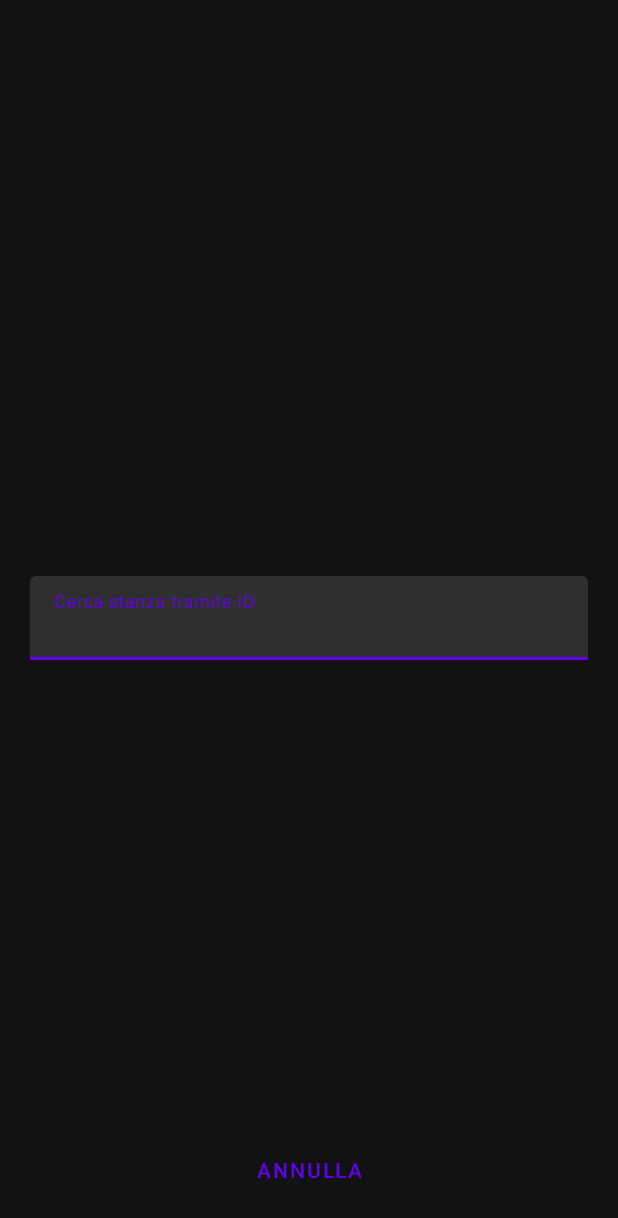
After one commit to Syrinx98/Simul, an Android app: the CercaLobbyActivity screen opened directly, with no data from a screen before it, on a phone screen of 412 x 824 dp. The commit adds this screen. Shown: the top 1218 px of the screen. Run offline under Robolectric (Android 15) with nearby library versions, the phone set to English and light mode, and no system bars.

Commit message:
Aggiunta activity cerca lobby, e aggiunte feature nella sezione della recyclerview nuova.

```diff
--- a/app/build.gradle
+++ b/app/build.gradle
@@ -18,9 +18,9 @@ android {
     signingConfigs {
         release {
             //FISH
-            storeFile file("C:\\Users\\alber\\Desktop\\Simul.jks")
+            //storeFile file("C:\\Users\\alber\\Desktop\\Simul.jks")
             //Todo : controllare sempre di sostituire questo, scrivete il vostro qui sopra cosi ogni volta non dobbiamo cercare il percorso nella cartella
-            //storeFile file("C:\\Users\\Martin\\Desktop\\RobaIngSw\\Simul.jks")
+            storeFile file("C:\\Users\\Martin\\Desktop\\RobaIngSw\\Simul.jks")
             storePassword "12345678"
             keyAlias "key1"
             keyPassword "12345678"
--- /dev/null
+++ b/app/src/main/java/sanchez/miguel/alfonso/simul/CercaLobbyActivity.java
@@ -0,0 +1,18 @@
+package sanchez.miguel.alfonso.simul;
+
+import androidx.appcompat.app.AppCompatActivity;
+
+import android.os.Bundle;
+
+import com.google.android.material.textfield.TextInputEditText;
+
+public class CercaLobbyActivity extends AppCompatActivity {
+
+    TextInputEditText cerca_edit_text;
+
+    @Override
+    protected void onCreate(Bundle savedInstanceState) {
+        super.onCreate(savedInstanceState);
+        setContentView(R.layout.activity_cerca_lobby);
+    }
+}
--- a/app/src/main/java/sanchez/miguel/alfonso/simul/CreazioneLobbyActivity.java
+++ b/app/src/main/java/sanchez/miguel/alfonso/simul/CreazioneLobbyActivity.java
@@ -79,7 +79,7 @@ public class CreazioneLobbyActivity extends BaseActivity{
         }
         else{
             if (initial_length != 0){
-                Toast.makeText(CreazioneLobbyActivity.this,"Furbetto!\nNon puoi mettere spazi ;)", Toast.LENGTH_SHORT).show();
+                Toast.makeText(CreazioneLobbyActivity.this,"Furbetto!\nNon puoi mettere spazi \uD83D\uDD95", Toast.LENGTH_SHORT).show();
             }
             else{
                 Toast.makeText(CreazioneLobbyActivity.this,"Inserisci una destinazione", Toast.LENGTH_SHORT).show();
--- /dev/null
+++ b/app/src/main/res/layout/activity_cerca_lobby.xml
@@ -0,0 +1,41 @@
+<?xml version="1.0" encoding="utf-8"?>
+<androidx.constraintlayout.widget.ConstraintLayout xmlns:android="http://schemas.android.com/apk/res/android"
+    xmlns:app="http://schemas.android.com/apk/res-auto"
+    xmlns:tools="http://schemas.android.com/tools"
+    android:layout_width="match_parent"
+    android:layout_height="match_parent"
+    tools:context=".CercaLobbyActivity"
+    android:background="@color/BackDark"
+    android:paddingLeft="20dp"
+    android:paddingRight="20dp">
+
+    <com.google.android.material.textfield.TextInputLayout
+        android:id="@+id/textInputLayoutCerca"
+        android:layout_width="match_parent"
+        android:layout_height="wrap_content"
+        android:hint="Cerca stanza tramite ID"
+        android:textColorHint="@color/SecondaryWhite"
+        app:boxBackgroundColor="@color/GrigioTextForm"
+        app:layout_constraintBottom_toBottomOf="parent"
+        app:layout_constraintEnd_toEndOf="parent"
+        app:layout_constraintStart_toStartOf="parent"
+        app:layout_constraintTop_toTopOf="parent">
+
+        <com.google.android.material.textfield.TextInputEditText
+            android:id="@+id/cerca_lobby_input_text"
+            android:layout_width="match_parent"
+            android:layout_height="wrap_content" />
+
+    </com.google.android.material.textfield.TextInputLayout>
+
+    <com.google.android.material.button.MaterialButton
+        style="@style/Widget.MaterialComponents.Button.TextButton"
+        android:layout_width="wrap_content"
+        android:layout_height="wrap_content"
+        android:text="annulla"
+        android:layout_marginBottom="20dp"
+        app:layout_constraintBottom_toBottomOf="parent"
+        app:layout_constraintEnd_toEndOf="parent"
+        app:layout_constraintStart_toStartOf="parent" />
+
+</androidx.constraintlayout.widget.ConstraintLayout>
--- a/app/src/main/res/layout/activity_creazione_lobby.xml
+++ b/app/src/main/res/layout/activity_creazione_lobby.xml
@@ -4,7 +4,7 @@
     android:layout_width="match_parent"
     android:layout_height="match_parent"
     xmlns:app="http://schemas.android.com/apk/res-auto"
-    tools:context=".CreazioneLobbyFragment"
+    tools:context=".CreazioneLobbyActivity"
     android:background="@color/AltroDark">
 
     <RelativeLayout
```
Also changed, not shown: app/src/main/AndroidManifest.xml (+5 -8 lines), app/src/main/java/sanchez/miguel/alfonso/simul/HomeFragment.java (+7 -0 lines), app/src/main/java/sanchez/miguel/alfonso/simul/LobbyCreatoreActivity.java (+8 -1 lines), app/src/main/res/drawable-v24/immagine_profilo_ring_rosso.xml (added, +10 -0 lines), app/src/main/res/drawable/immagine_profilo_ring_verde.xml (added, +10 -0 lines), app/src/main/res/layout/activity_lobby.xml (+4 -3 lines), app/src/main/res/layout/lobby_item_grid.xml (added, +39 -0 lines), app/src/main/res/layout/lobby_item_grid_layout.xml (deleted, +0 -28 lines), app/src/main/res/navigation/nav.xml (+10 -2 lines).
